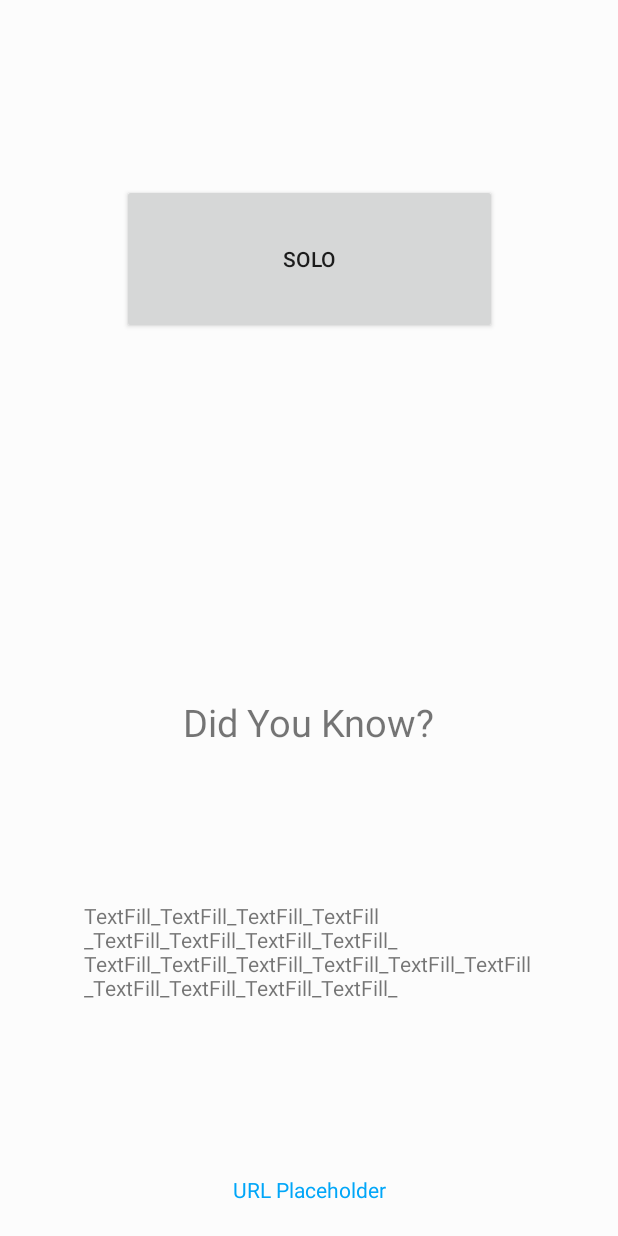
After one commit to 5hourupload/TeamDeepSkyBlue-PovertyTrivia, an Android app: the layout homescreen.xml on its own in the app's theme, with its tools: preview values and no code run, on a phone screen of 412 x 824 dp. The commit adds this screen. Run offline under Robolectric (Android 15) with nearby library versions, the phone set to English and light mode, and no system bars.

Commit message:
homescreen_template

```diff
--- /dev/null
+++ b/app/src/main/res/layout/homescreen.xml
@@ -0,0 +1,87 @@
+<?xml version="1.0" encoding="utf-8"?>
+<android.support.constraint.ConstraintLayout xmlns:android="http://schemas.android.com/apk/res/android"
+    xmlns:app="http://schemas.android.com/apk/res-auto"
+    xmlns:tools="http://schemas.android.com/tools"
+    android:layout_width="match_parent"
+    android:layout_height="match_parent"
+    tools:context="deepskyblue.povertycrack.MainActivity"
+    android:background="@color/transparent">
+
+    <LinearLayout
+        android:layout_width="wrap_content"
+        android:layout_height="wrap_content"
+        android:layout_marginBottom="8dp"
+        android:layout_marginEnd="8dp"
+        android:layout_marginStart="8dp"
+        android:layout_marginTop="8dp"
+        android:orientation="vertical"
+        app:layout_constraintBottom_toBottomOf="parent"
+        app:layout_constraintEnd_toEndOf="parent"
+        app:layout_constraintStart_toStartOf="parent"
+        app:layout_constraintTop_toTopOf="parent"
+        app:layout_constraintVertical_bias="0.162">
+
+        <Button
+            android:id="@+id/buttonSolo"
+            android:layout_width="@dimen/buttonWidthStandard250"
+            android:layout_height="@dimen/buttonHeightStandard100"
+            android:text="Solo" />
+
+        <!--<Button-->
+        <!--android:id="@+id/buttonMultiplayer"-->
+        <!--android:layout_width="@dimen/buttonWidthStandard250"-->
+        <!--android:layout_height="@dimen/buttonHeightStandard100"-->
+        <!--android:text="Pass n' Play" />-->
+
+    </LinearLayout>
+
+
+    <TextView
+        android:id="@+id/textView"
+        android:layout_width="wrap_content"
+        android:layout_height="wrap_content"
+        android:layout_marginBottom="8dp"
+        android:layout_marginEnd="8dp"
+        android:layout_marginStart="8dp"
+        android:layout_marginTop="8dp"
+        android:text="Did You Know?"
+        android:textSize="25dp"
+        app:layout_constraintBottom_toBottomOf="parent"
+        app:layout_constraintEnd_toEndOf="parent"
+        app:layout_constraintStart_toStartOf="parent"
+        app:layout_constraintTop_toTopOf="parent"
+        app:layout_constraintVertical_bias="0.59" />
+
+    <TextView
+        android:id="@+id/dykFact"
+        android:layout_width="300dp"
+        android:layout_height="wrap_content"
+        android:layout_marginBottom="8dp"
+        android:layout_marginEnd="8dp"
+        android:layout_marginStart="8dp"
+        android:layout_marginTop="8dp"
+        android:text="@string/text_fill"
+        app:layout_constraintBottom_toBottomOf="parent"
+        app:layout_constraintEnd_toEndOf="parent"
+        app:layout_constraintStart_toStartOf="parent"
+        app:layout_constraintTop_toTopOf="parent"
+        app:layout_constraintVertical_bias="0.8" />
+
+    <TextView
+        android:id="@+id/factURL"
+        android:layout_width="wrap_content"
+        android:layout_height="wrap_content"
+        android:layout_marginBottom="8dp"
+        android:layout_marginEnd="8dp"
+        android:layout_marginStart="8dp"
+        android:layout_marginTop="8dp"
+        android:text="URL Placeholder"
+        android:textColor="#00A6F8"
+        app:layout_constraintBottom_toBottomOf="parent"
+        app:layout_constraintEnd_toEndOf="parent"
+        app:layout_constraintHorizontal_bias="0.501"
+        app:layout_constraintStart_toStartOf="parent"
+        app:layout_constraintTop_toTopOf="parent"
+        app:layout_constraintVertical_bias="0.983" />
+
+</android.support.constraint.ConstraintLayout>
--- a/app/src/main/res/layout/selectall_template.xml
+++ b/app/src/main/res/layout/selectall_template.xml
@@ -53,14 +53,16 @@
     </LinearLayout>
 
     <Button
-        android:id="@+id/button"
-        android:layout_width="@dimen/buttonWidth"
+        android:id="@+id/submitButton"
+        android:layout_width="@dimen/buttonWidthMC180"
         android:layout_height="wrap_content"
         android:layout_marginBottom="16dp"
         android:layout_marginEnd="8dp"
         android:layout_marginStart="8dp"
         android:layout_marginTop="8dp"
         android:text="Finish"
+        android:textColor="@color/smokeWhite"
+        android:background="#52BB59"
         app:layout_constraintBottom_toBottomOf="parent"
         app:layout_constraintEnd_toEndOf="parent"
         app:layout_constraintHorizontal_bias="0.957"
--- a/app/src/main/res/layout/truefalse_template.xml
+++ b/app/src/main/res/layout/truefalse_template.xml
@@ -24,8 +24,8 @@
 
         <Button
             android:id="@+id/buttonTrue"
-            android:layout_width="250dp"
-            android:layout_height="100dp"
+            android:layout_width="@dimen/buttonWidthStandard250"
+            android:layout_height="@dimen/buttonHeightStandard100"
             android:text="True" />
 
         <Button
--- a/app/src/main/res/values/dimens.xml
+++ b/app/src/main/res/values/dimens.xml
@@ -1,6 +1,9 @@
 <?xml version="1.0" encoding="utf-8"?>
 <resources>
     <dimen name="margin">10dp</dimen>
-    <dimen name="buttonWidth">180dp</dimen>
-    <dimen name="buttonHeight">100dp</dimen>
+    <dimen name="buttonWidthMC180">180dp</dimen>
+    <dimen name="buttonHeightMC100">100dp</dimen>
+    <dimen name="buttonWidthStandard250">250dp</dimen>
+    <dimen name="buttonHeightStandard100">100dp</dimen>
+
 </resources>
```
